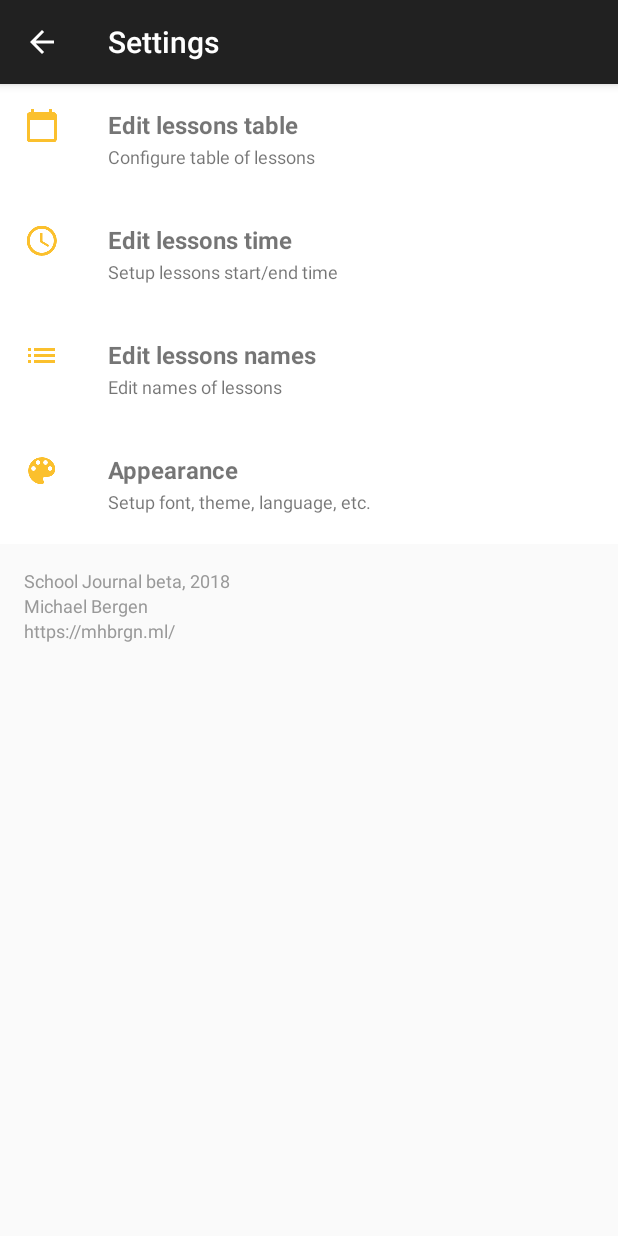
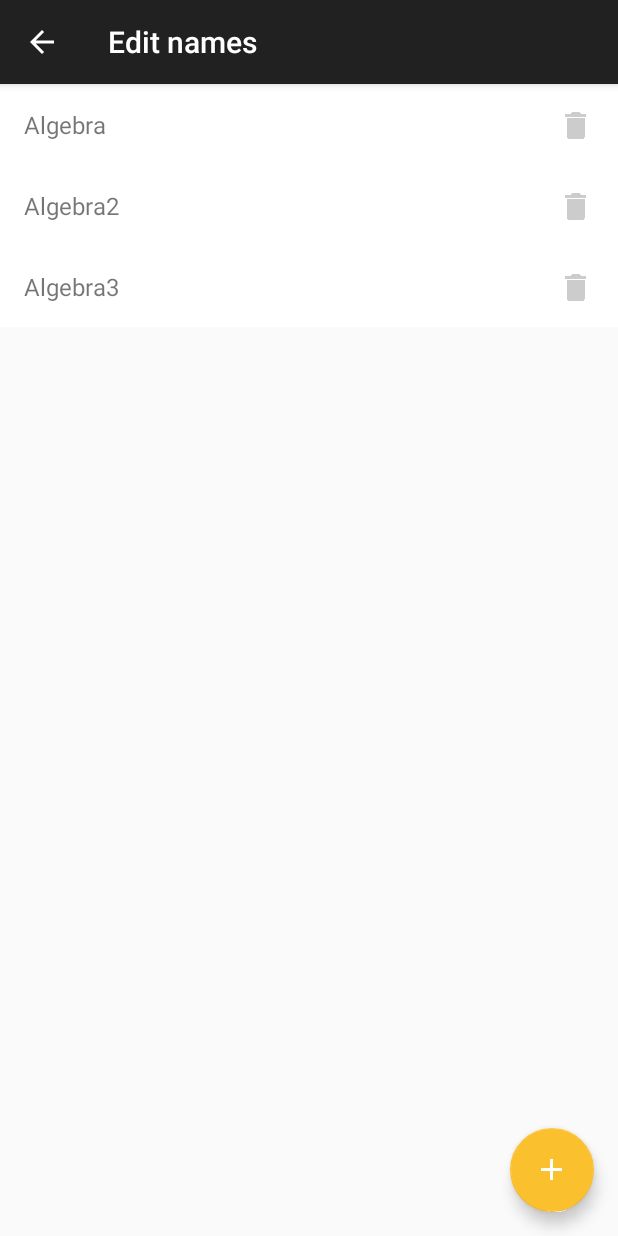
Before and after one commit to melianmiko/lessons-schedule-android, an Android app: the settingsActivity screen opened directly, with no data from a screen before it, after a tap on "Edit lessons names", on a phone screen of 412 x 824 dp. Run offline under Robolectric (Android 15) with nearby library versions, the phone set to English and light mode, and no system bars.

Commit message:
Added names manager (Working for 35%)

```diff
--- a/app/src/main/AndroidManifest.xml
+++ b/app/src/main/AndroidManifest.xml
@@ -24,6 +24,9 @@
         <activity android:name=".timesEditActivity"
             android:label="@string/eidit_times"
             android:parentActivityName=".settingsActivity"/>
+        <activity android:name="namesEditActivity"
+            android:label="@string/edit_names"
+            android:parentActivityName=".settingsActivity"/>
 
     </application>
 
--- a/app/src/main/java/ml/mhbrgn/schooljournal/LessonsStorage.java
+++ b/app/src/main/java/ml/mhbrgn/schooljournal/LessonsStorage.java
@@ -2,11 +2,8 @@ package ml.mhbrgn.schooljournal;
 
 import android.content.Context;
 import android.database.Cursor;
-import android.database.MatrixCursor;
-import android.database.SQLException;
 import android.database.sqlite.SQLiteDatabase;
 import android.database.sqlite.SQLiteOpenHelper;
-import android.util.Log;
 
 import java.util.ArrayList;
 import java.util.List;
@@ -16,6 +13,11 @@ public class LessonsStorage extends SQLiteOpenHelper  {
     class TimeRecord{
         int startTime; int endTime;
         TimeRecord(int s, int e) {startTime = s; endTime = e;}
+    }
+
+    class NameRecord{
+        int id; String name;
+        NameRecord(int id, String name) {this.id = id; this.name = name;}
     }
 
     private static final int version = 1;
@@ -28,9 +30,9 @@ public class LessonsStorage extends SQLiteOpenHelper  {
 
     @Override
     public void onCreate(SQLiteDatabase db) {
-        db.execSQL("CREATE TABLE lessons(id INTEGER PRIMARY KEY, name TEXT)");
+        db.execSQL("CREATE TABLE lessons(id INTEGER, name TEXT)");
         db.execSQL("CREATE TABLE times(id INTEGER, startTime INTEGER, endTime INTEGER)");
-        db.execSQL("CREATE TABLE lessonsTable(day INTEGER PRIMARY KEY, jsonArray TEXT)");
+        db.execSQL("CREATE TABLE lessonsTable(day INTEGER, jsonArray TEXT)");
         db.execSQL("CREATE TABLE preferences(name TINYTEXT, value TINYTEXT)");
 
         // Create days in lessonsTable
@@ -41,6 +43,10 @@ public class LessonsStorage extends SQLiteOpenHelper  {
 
         // Setup times
         this.setupDefTimes(db);
+
+        db.execSQL("INSERT INTO lessons VALUES (1,\"Algebra\")");
+        db.execSQL("INSERT INTO lessons VALUES (2,\"Algebra2\")");
+        db.execSQL("INSERT INTO lessons VALUES (3,\"Algebra3\")");
     }
 
     @Override
@@ -129,4 +135,50 @@ public class LessonsStorage extends SQLiteOpenHelper  {
         // Rebase complete!
     }
 
+    // ============================================================================================
+    // Names manage
+
+    public NameRecord[] getNames() {
+        SQLiteDatabase db = this.getWritableDatabase();
+        List<NameRecord> read = new ArrayList<>();
+        // Get all records
+        Cursor cursor = db.rawQuery("SELECT * FROM lessons", null);
+        if (cursor.moveToFirst()) {
+            read.add(new NameRecord(cursor.getInt(cursor.getColumnIndex("id")),
+                    cursor.getString(cursor.getColumnIndex("name"))));
+
+            while (cursor.moveToNext()) {
+
+                read.add(new NameRecord(cursor.getInt(cursor.getColumnIndex("id")),
+                        cursor.getString(cursor.getColumnIndex("name"))));
+
+            }
+
+        }
+        cursor.close();
+        return read.toArray(new NameRecord[read.size()]);
+    }
+
+    public String getName(int id) {
+        SQLiteDatabase db = this.getWritableDatabase();
+        Cursor cursor = db.rawQuery("SELECT * FROM lessons WHERE id="+id, null);
+        if(cursor.moveToFirst()) {
+            String n = cursor.getString(cursor.getColumnIndex("name"));
+            cursor.close();
+            return n;
+        } else {
+            cursor.close();
+            return null;
+        }
+    }
+
+    public void nameAdd(String name) {
+        SQLiteDatabase db = this.getWritableDatabase();
+        db.execSQL("INSERT INTO lessons(id,name) VALUES ("+(this.getNames().length+1)+",\""+name+"\")");
+    }
+
+    public void nameMod(int id, String name) {
+        SQLiteDatabase db = this.getWritableDatabase();
+        db.execSQL("UPDATE lessons SET name=\""+name+"\" WHERE id="+id);
+    }
 }
--- /dev/null
+++ b/app/src/main/java/ml/mhbrgn/schooljournal/namesEditActivity.java
@@ -0,0 +1,139 @@
+package ml.mhbrgn.schooljournal;
+
+import android.content.DialogInterface;
+import android.os.Bundle;
+import android.support.annotation.NonNull;
+import android.support.v7.app.AlertDialog;
+import android.support.v7.app.AppCompatActivity;
+import android.support.v7.widget.LinearLayoutManager;
+import android.support.v7.widget.RecyclerView;
+import android.text.InputType;
+import android.view.LayoutInflater;
+import android.view.View;
+import android.view.ViewGroup;
+import android.widget.EditText;
+import android.widget.ImageButton;
+import android.widget.TextView;
+import android.widget.Toast;
+
+public class namesEditActivity extends AppCompatActivity {
+    LessonsStorage ls;
+
+    class namesAdapter extends RecyclerView.Adapter<namesAdapter.ViewHolder> {
+        LessonsStorage.NameRecord[] mData;
+
+        class ViewHolder extends RecyclerView.ViewHolder {
+            TextView name_textbox;
+            ImageButton remove_button;
+            View root;
+            ViewHolder(View r) {
+                super(r);
+                root = r;
+                name_textbox = r.findViewById(R.id.text_name);
+                remove_button = r.findViewById(R.id.btn_remove);
+            }
+        }
+
+        namesAdapter(LessonsStorage.NameRecord[] data) {
+            mData = data;
+        }
+
+        @NonNull
+        @Override
+        public ViewHolder onCreateViewHolder(@NonNull ViewGroup parent, int viewType) {
+            View v = LayoutInflater.from(parent.getContext())
+                    .inflate(R.layout.names_list_item, parent, false);
+
+            return new namesAdapter.ViewHolder(v);
+        }
+
+        @Override
+        public void onBindViewHolder(@NonNull ViewHolder holder, int position) {
+            final int nameID = mData[position].id;
+            holder.name_textbox.setText(mData[position].name);
+
+            holder.root.setOnClickListener(new View.OnClickListener() {
+                @Override
+                public void onClick(View v) {
+                    namesEditActivity.this.nameModDlalog(nameID);
+                }
+            });
+
+            holder.remove_button.setOnClickListener(new View.OnClickListener() {
+                @Override
+                public void onClick(View v) {
+                    Toast.makeText(namesEditActivity.this, ""+nameID, Toast.LENGTH_SHORT).show();
+                }
+            });
+        }
+
+        @Override
+        public int getItemCount() {
+            return mData.length;
+        }
+    }
+
+    // ==========================================================
+    void updateList() {
+        RecyclerView rv = findViewById(R.id.names_container);
+
+        LessonsStorage.NameRecord[] mames = ls.getNames();
+        RecyclerView.Adapter adapter = new namesAdapter(mames);
+        RecyclerView.LayoutManager lm= new LinearLayoutManager(this);
+
+        rv.setHasFixedSize(true);
+        rv.setLayoutManager(lm);
+        rv.setAdapter(adapter);
+    }
+
+    @Override
+    protected void onCreate(Bundle savedInstanceState) {
+        super.onCreate(savedInstanceState);
+        setContentView(R.layout.activity_names_edit);
+        ls = new LessonsStorage(this);
+
+        this.updateList();
+
+        findViewById(R.id.fab).setOnClickListener(new View.OnClickListener() {
+            @Override
+            public void onClick(View v) {
+                AlertDialog.Builder builder = new AlertDialog.Builder(namesEditActivity.this);
+                final EditText prompt = new EditText(namesEditActivity.this);
+                prompt.setInputType(InputType.TYPE_CLASS_TEXT);
+                prompt.setHint(R.string.input_lesson_name);
+
+                builder.setTitle(R.string.name_add).setView(prompt).setNegativeButton(R.string.cancel,null)
+                    .setPositiveButton(R.string.add, new DialogInterface.OnClickListener() {
+                        @Override
+                        public void onClick(DialogInterface dialog, int which) {
+                            LessonsStorage ls = new LessonsStorage(namesEditActivity.this);
+                            ls.nameAdd(prompt.getText().toString());
+                            namesEditActivity.this.updateList();
+                        }
+                    }).create().show();
+
+            }
+        });
+    }
+
+    void nameModDlalog(int id) {
+        final int fid = id;
+        String name = ls.getName(id);
+        AlertDialog.Builder builder = new AlertDialog.Builder(namesEditActivity.this);
+        final EditText prompt = new EditText(namesEditActivity.this);
+        prompt.setInputType(InputType.TYPE_CLASS_TEXT);
+        prompt.setHint(R.string.input_lesson_name);
+        prompt.setText(name);
+
+        builder.setTitle(R.string.name_mod).setView(prompt).setNegativeButton(R.string.cancel,null)
+                .setPositiveButton(R.string.ok, new DialogInterface.OnClickListener() {
+                    @Override
+                    public void onClick(DialogInterface dialog, int which) {
+                        LessonsStorage ls = new LessonsStorage(namesEditActivity.this);
+                        ls.nameMod(fid, prompt.getText().toString());
+                        namesEditActivity.this.updateList();
+                    }
+                }).create().show();
+
+    }
+}
--- a/app/src/main/java/ml/mhbrgn/schooljournal/settingsActivity.java
+++ b/app/src/main/java/ml/mhbrgn/schooljournal/settingsActivity.java
@@ -40,7 +40,7 @@ public class settingsActivity extends AppCompatActivity {
         menu.add(new ListItem(R.string.editNames, R.string.editNamesDesc, R.drawable.baseline_list_black_24, new View.OnClickListener() {
             @Override
             public void onClick(View v) {
-
+                settingsActivity.this.startActivity(new Intent(settingsActivity.this, namesEditActivity.class));
             }
         }));
 
--- /dev/null
+++ b/app/src/main/res/layout/activity_names_edit.xml
@@ -0,0 +1,22 @@
+<?xml version="1.0" encoding="utf-8"?>
+<FrameLayout
+    xmlns:android="http://schemas.android.com/apk/res/android" android:layout_width="match_parent"
+    android:layout_height="match_parent">
+
+    <android.support.v7.widget.RecyclerView
+        android:layout_width="match_parent"
+        android:layout_height="match_parent"
+        android:id="@+id/names_container"/>
+
+    <android.support.design.widget.FloatingActionButton
+        android:id="@+id/fab"
+        android:layout_width="wrap_content"
+        android:layout_height="wrap_content"
+        android:layout_gravity="end|bottom"
+        android:src="@drawable/baseline_add_black_24"
+        android:tint="@color/white"
+        android:clickable="true"
+        android:focusable="true"
+        android:layout_margin="16dp" />
+
+</FrameLayout>
--- /dev/null
+++ b/app/src/main/res/layout/names_list_item.xml
@@ -0,0 +1,35 @@
+<?xml version="1.0" encoding="utf-8"?>
+<RelativeLayout
+    xmlns:android="http://schemas.android.com/apk/res/android"
+    android:layout_width="match_parent"
+    android:layout_height="wrap_content"
+    android:background="@drawable/list_item">
+
+    <TextView
+        android:layout_width="match_parent"
+        android:layout_height="wrap_content"
+        android:text="@string/app_name"
+        android:textSize="16sp"
+        android:layout_marginStart="16dp"
+        android:layout_marginTop="16dp"
+        android:layout_marginBottom="16dp"
+        android:layout_marginEnd="56dp"
+        android:id="@+id/text_name"/>
+
+    <ImageButton
+        style="@style/Widget.AppCompat.Button.Borderless"
+        android:layout_width="40dp"
+        android:layout_height="40dp"
+        android:layout_alignParentEnd="true"
+        android:layout_marginEnd="8dp"
+        android:layout_marginTop="8dp"
+        android:padding="8dp"
+        android:scaleType="fitCenter"
+        android:contentDescription="@string/delete_this_time"
+        android:src="@drawable/baseline_delete_black_24"
+        android:id="@+id/btn_remove"
+        android:clickable="true"
+        android:tint="#ccc"
+        android:focusable="true" />
+
+</RelativeLayout>
--- a/app/src/main/res/values/strings.xml
+++ b/app/src/main/res/values/strings.xml
@@ -34,4 +34,8 @@
     <string name="ok">Ok</string>
     <string name="times_wipe_msg">All your times will be removed and replaced with default table.</string>
     <string name="times_wipe_title">Restore default times?</string>
+    <string name="edit_names">Edit names</string>
+    <string name="name_add">Create new lesson name:</string>
+    <string name="input_lesson_name">Lesson name</string>
+    <string name="name_mod">Modify name</string>
 </resources>
```
